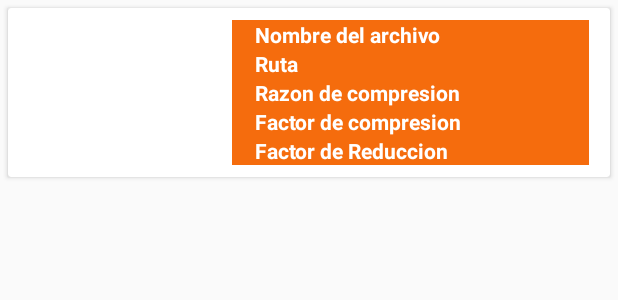
After one commit to bkevin1052/Laboratorio2_ED2, an Android app: the layout costume_row_miscompresiones.xml on its own in the app's theme, with its tools: preview values and no code run, on a phone screen of 412 x 824 dp. The commit adds this screen. Shown: the top 300 px of the screen. Run offline under Robolectric (Android 15) with nearby library versions, the phone set to English and light mode, and no system bars.

Commit message:
Agregando Adaptador, lectura de archivo

```diff
--- a/app/build.gradle
+++ b/app/build.gradle
@@ -30,4 +30,5 @@ dependencies {
     androidTestImplementation 'com.android.support.test:runner:1.0.2'
     androidTestImplementation 'com.android.support.test.espresso:espresso-core:3.0.2'
     implementation 'com.android.support:recyclerview-v7:28.0.0-alpha1'
+    implementation 'com.android.support:cardview-v7:28.0.0-alpha1'
 }
--- a/app/src/main/res/layout/activity_list_files.xml
+++ b/app/src/main/res/layout/activity_list_files.xml
@@ -8,6 +8,7 @@
     tools:context=".ListFilesActivity">
 
     <android.support.v7.widget.RecyclerView
+        android:id="@+id/RecyclerViewMisCompresiones"
         android:layout_width="match_parent"
         android:layout_height="match_parent"
         android:layout_alignParentStart="true"
--- /dev/null
+++ b/app/src/main/res/layout/costume_row_miscompresiones.xml
@@ -0,0 +1,100 @@
+<?xml version="1.0" encoding="utf-8"?>
+<LinearLayout xmlns:android="http://schemas.android.com/apk/res/android"
+    android:layout_width="match_parent"
+    android:layout_height="wrap_content"
+    android:orientation="vertical">
+
+    <android.support.v7.widget.CardView
+        android:layout_width="match_parent"
+        android:layout_height="wrap_content"
+        android:layout_margin="5dp"
+        android:foreground="?android:attr/selectableItemBackground">
+
+        <RelativeLayout
+            android:layout_width="match_parent"
+            android:layout_height="wrap_content"
+            android:padding="8dp">
+
+            <ImageView
+                android:id="@+id/imageView"
+                android:layout_width="83dp"
+                android:layout_height="90dp"
+                android:padding="4dp" />
+
+            <TextView
+                android:id="@+id/txtNombreArchivo"
+                android:layout_width="238dp"
+                android:layout_height="wrap_content"
+                android:layout_alignParentEnd="true"
+                android:layout_alignParentTop="true"
+                android:layout_marginEnd="6dp"
+                android:background="@color/colorPrimary"
+                android:paddingLeft="15dp"
+                android:paddingRight="15dp"
+                android:text="Nombre del archivo"
+                android:textAppearance="@style/Base.TextAppearance.AppCompat.Small.Inverse"
+                android:textColor="#FFFFFF"
+                android:textStyle="bold" />
+
+
+            <TextView
+                android:id="@+id/txtRuta"
+                android:layout_width="238dp"
+                android:layout_height="wrap_content"
+                android:layout_alignStart="@+id/txtNombreArchivo"
+                android:layout_below="@+id/txtNombreArchivo"
+                android:background="@color/colorPrimary"
+                android:paddingLeft="15dp"
+                android:paddingRight="15dp"
+                android:text="Ruta"
+                android:textAppearance="@style/Base.TextAppearance.AppCompat.Small.Inverse"
+                android:textColor="#FFFFFF"
+                android:textStyle="bold" />
+
+            <TextView
+                android:id="@+id/txtRazonCompresion"
+                android:layout_width="238dp"
+                android:layout_height="wrap_content"
+                android:layout_alignStart="@+id/txtRuta"
+                android:layout_below="@+id/txtRuta"
+                android:background="@color/colorPrimary"
+                android:paddingLeft="15dp"
+                android:paddingRight="15dp"
+                android:text="Razon de compresion"
+                android:textAppearance="@style/Base.TextAppearance.AppCompat.Small.Inverse"
+                android:textColor="#FFFFFF"
+                android:textStyle="bold" />
+
+            <TextView
+                android:id="@+id/txtFactorCompresion"
+                android:layout_width="238dp"
+                android:layout_height="wrap_content"
+                android:layout_alignStart="@+id/txtRuta"
+                android:layout_below="@+id/txtRazonCompresion"
+                android:background="@color/colorPrimary"
+                android:paddingLeft="15dp"
+                android:paddingRight="15dp"
+                android:text="Factor de compresion"
+                android:textAppearance="@style/Base.TextAppearance.AppCompat.Small.Inverse"
+                android:textColor="#FFFFFF"
+                android:textStyle="bold" />
+
+            <TextView
+                android:id="@+id/txtFactorDeReduccion"
+                android:layout_width="238dp"
+                android:layout_height="wrap_content"
+                android:layout_alignStart="@+id/txtRuta"
+                android:layout_below="@+id/txtFactorCompresion"
+                android:background="@color/colorPrimary"
+                android:paddingLeft="15dp"
+                android:paddingRight="15dp"
+                android:text="Factor de Reduccion"
+                android:textAppearance="@style/Base.TextAppearance.AppCompat.Small.Inverse"
+                android:textColor="#FFFFFF"
+                android:textStyle="bold" />
+
+
+        </RelativeLayout>
+    </android.support.v7.widget.CardView>
+
+</LinearLayout>
--- a/app/src/main/res/values/strings.xml
+++ b/app/src/main/res/values/strings.xml
@@ -1,5 +1,5 @@
 <resources>
     <string name="app_name">Algoritmos de compresion</string>
-    <string name="app_listaArchivos">Mis comprimidos</string>
+    <string name="app_listaArchivos">Mis compresiones</string>
     <string name="app_Archivo">Archivo</string>
 </resources>
```
Also changed, not shown: app/src/main/java/com/laboratoriodos/kevin/laboratorio2_ed2/FilesActivity.java (+3 -6 lines), app/src/main/java/com/laboratoriodos/kevin/laboratorio2_ed2/ListFilesActivity.java (+18 -0 lines), app/src/main/java/com/laboratoriodos/kevin/laboratorio2_ed2/clases/Adapter.java (+80 -1 lines).
